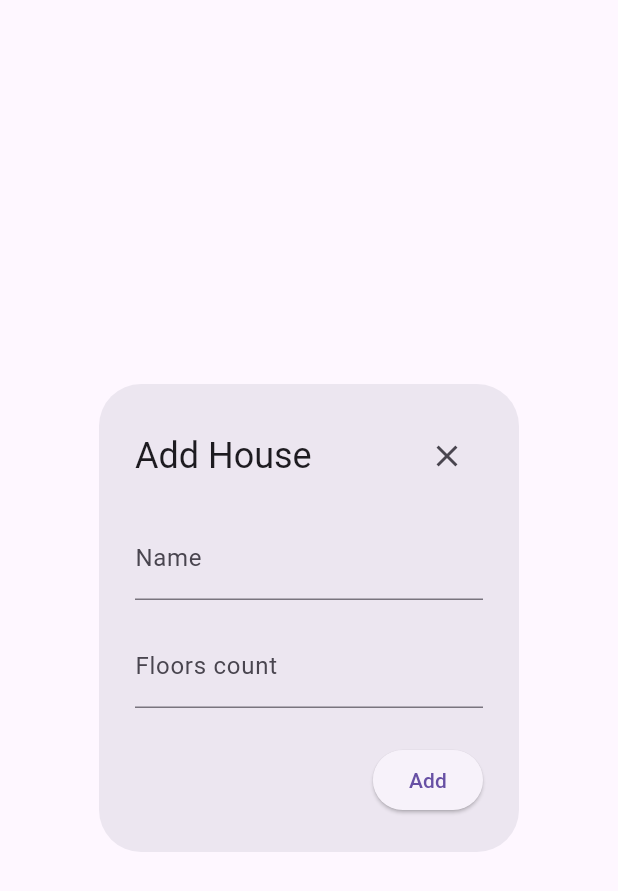
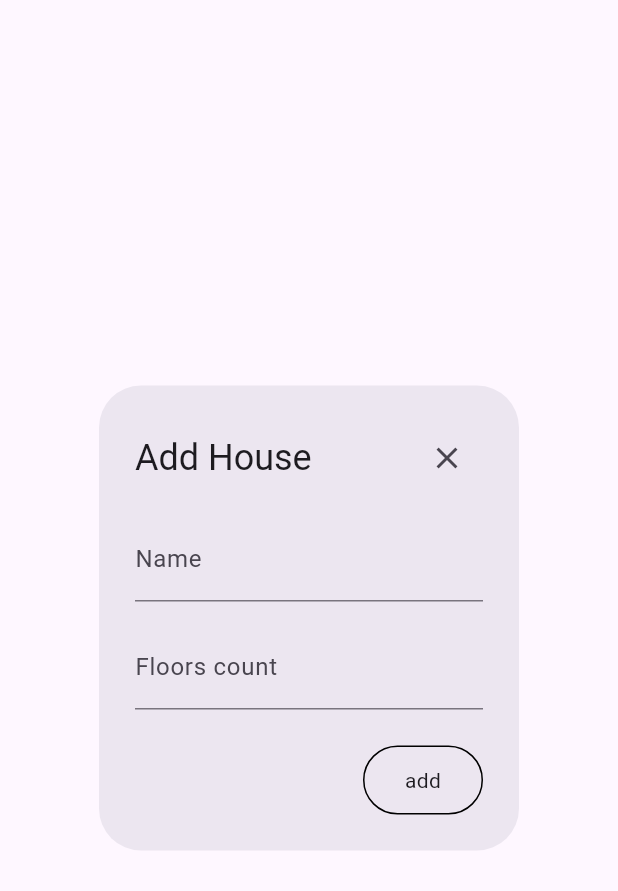
Before and after one commit to yurecKovalchuk/elevator_tracker_app, a Flutter app: the AddHouseDialog widget shown alone on an empty page, opened directly, on a phone screen of 412 x 824 dp. Shown: the top 891 px of the screen. Run offline on Flutter 3.47's test engine with Material 3 defaults, Android fonts, the phone set to English and light mode, and no system bars; our stand-ins replace flutter_bloc, freezed_annotation, get_it, go_router, injectable, sqflite; accounts and stored records are empty.

Commit message:
style: change style for lift screen and houses screen

```diff
--- a/lib/app/application.dart
+++ b/lib/app/application.dart
@@ -22,6 +22,7 @@ class Application extends StatelessWidget {
   Widget build(BuildContext context) {
     return MaterialApp.router(
       routerConfig: _router,
+      theme: ThemeData(),
     );
   }
 
--- a/lib/features/houses/widget/add_house_dialog.dart
+++ b/lib/features/houses/widget/add_house_dialog.dart
@@ -64,17 +64,26 @@ class AddHouseDialogState extends State<AddHouseDialog> {
         ],
       ),
       actions: [
-        ElevatedButton(
-          onPressed: () {
-            Navigator.pop(
+        InkWell(
+          onTap: () => Navigator.pop(
               context,
               HouseModel(
                 houseName: nameController.text,
                 floors: int.tryParse(floorsController.text) ?? 0,
-              ),
-            );
-          },
-          child: const Text('Add'),
+              )),
+          child: Container(
+            constraints: const BoxConstraints(minWidth: 80),
+            padding: const EdgeInsets.all(12),
+            decoration: BoxDecoration(
+              color: Colors.transparent,
+              borderRadius: BorderRadius.circular(24),
+              border: Border.all(color: Colors.black),
+            ),
+            child: const Text(
+              'add',
+              textAlign: TextAlign.center,
+            ),
+          ),
         ),
       ],
     );
--- a/lib/models/models.dart
+++ b/lib/models/models.dart
@@ -1,2 +1 @@
 export 'house_model.dart';
-export 'lift_model.dart';
```
Also changed, not shown: lib/features/houses/screen/houses_screen.dart (+55 -15 lines), lib/features/lift/screen/lift_screen.dart (+15 -10 lines).
